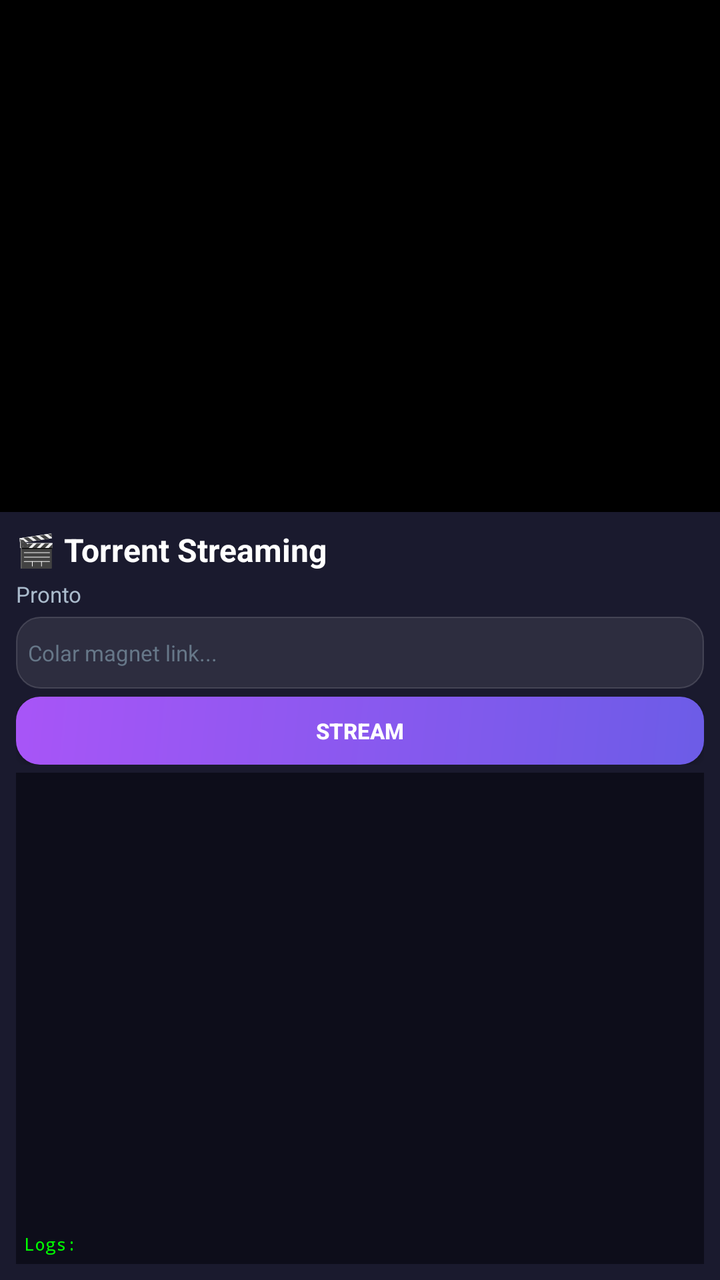
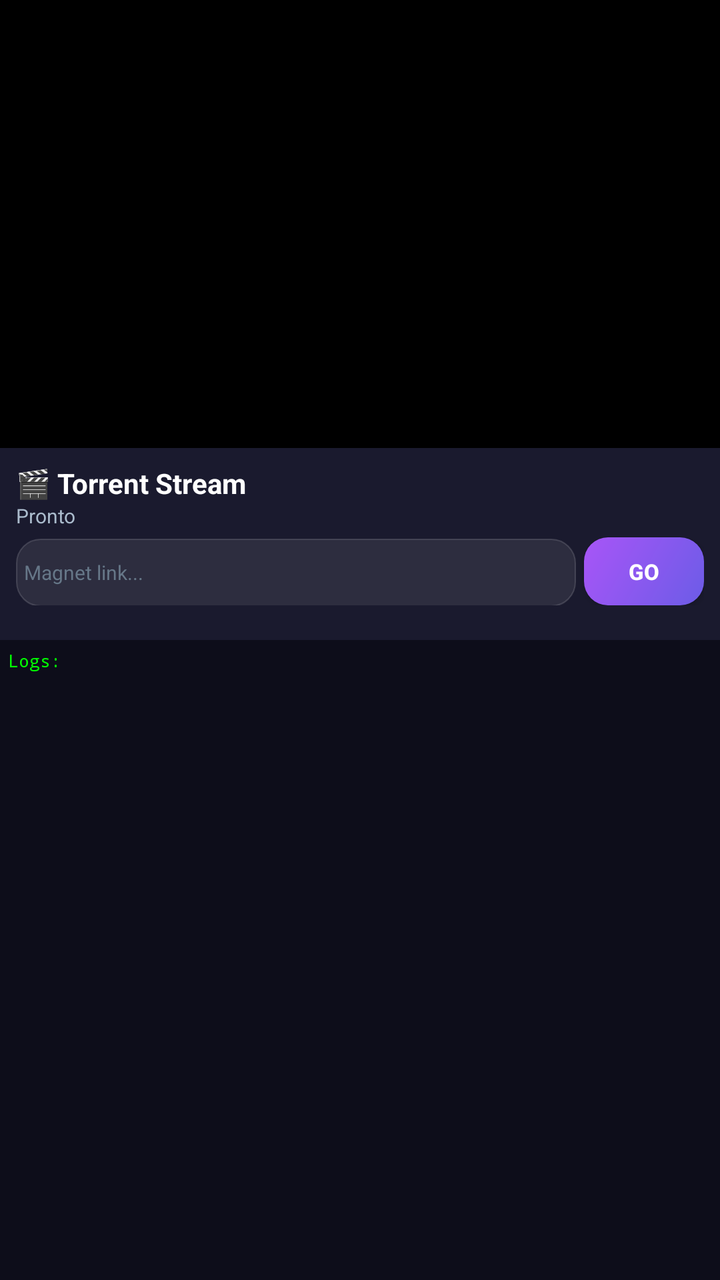

Before-and-after screenshots of an Android layout around one commit, followed by the original layout XML and the change that was made.
<!-- AndroidManifest.xml: application theme AppTheme -->
<!-- res/layout/activity_main.xml -->
<?xml version="1.0" encoding="utf-8"?>
<LinearLayout xmlns:android="http://schemas.android.com/apk/res/android"
    xmlns:app="http://schemas.android.com/apk/res-auto"
    android:layout_width="match_parent"
    android:layout_height="match_parent"
    android:orientation="vertical"
    android:background="#0a0a0f">
    
    
    <FrameLayout
        android:layout_width="match_parent"
        android:layout_height="0dp"
        android:layout_weight="4"
        android:background="#000000">
        
        <com.google.android.exoplayer2.ui.PlayerView
            android:id="@+id/player_view"
            android:layout_width="match_parent"
            android:layout_height="match_parent"
            android:visibility="gone"
            app:show_buffering="when_playing"
            app:use_controller="true"
            app:surface_type="texture_view"
            app:resize_mode="fit"
            app:controller_layout_id="@layout/exo_player_control_view" />
    </FrameLayout>
    
    
    <ScrollView
        android:id="@+id/glass_panel"
        android:layout_width="match_parent"
        android:layout_height="0dp"
        android:layout_weight="6"
        android:background="#1a1a2e"
        android:padding="8dp"
        android:fillViewport="true">
        
        <LinearLayout
            android:layout_width="match_parent"
            android:layout_height="wrap_content"
            android:orientation="vertical">
            
            <TextView
                android:id="@+id/title_text"
                android:layout_width="wrap_content"
                android:layout_height="wrap_content"
                android:text="🎬 Torrent Streaming"
                android:textColor="#fff"
                android:textSize="16sp"
                android:textStyle="bold"
                android:layout_marginBottom="4dp" />
            
            <LinearLayout
                android:layout_width="match_parent"
                android:layout_height="wrap_content"
                android:orientation="horizontal"
                android:layout_marginBottom="4dp">
                
                <TextView
                    android:id="@+id/progress_text"
                    android:layout_width="0dp"
                    android:layout_height="wrap_content"
                    android:layout_weight="1"
                    android:text="Pronto"
                    android:textColor="#aabbcc"
                    android:textSize="11sp" />
                
                <ProgressBar
                    android:id="@+id/buffer_bar"
                    style="?android:attr/progressBarStyleHorizontal"
                    android:layout_width="0dp"
                    android:layout_height="8dp"
                    android:layout_weight="1"
                    android:progressTint="#6c5ce7"
                    android:progressBackgroundTint="#33ffffff"
                    android:visibility="gone" />
            </LinearLayout>
            
            <EditText
                android:id="@+id/magnet_input"
                android:layout_width="match_parent"
                android:layout_height="36dp"
                android:layout_marginBottom="4dp"
                android:background="@drawable/input_bg"
                android:hint="Colar magnet link..."
                android:textColorHint="#667788"
                android:inputType="textMultiLine"
                android:padding="6dp"
                android:textColor="#fff"
                android:textSize="11sp" />
            
            <LinearLayout
                android:layout_width="match_parent"
                android:layout_height="wrap_content"
                android:orientation="horizontal"
                android:layout_marginBottom="4dp">
                
                <Button
                    android:id="@+id/btn_play"
                    android:layout_width="0dp"
                    android:layout_height="34dp"
                    android:layout_weight="1"
                    android:background="@drawable/btn_primary"
                    android:text="STREAM"
                    android:textColor="#fff"
                    android:textStyle="bold"
                    android:textSize="11sp" />
                
                <Button
                    android:id="@+id/btn_watch"
                    android:layout_width="0dp"
                    android:layout_height="34dp"
                    android:layout_weight="1"
                    android:layout_marginStart="4dp"
                    android:background="@drawable/btn_success"
                    android:text="ASSISTIR"
                    android:textColor="#fff"
                    android:textStyle="bold"
                    android:textSize="11sp"
                    android:visibility="gone" />
                
                <Button
                    android:id="@+id/btn_stop"
                    android:layout_width="0dp"
                    android:layout_height="34dp"
                    android:layout_weight="1"
                    android:layout_marginStart="4dp"
                    android:background="@drawable/btn_danger"
                    android:text="PARAR"
                    android:textColor="#fff"
                    android:textStyle="bold"
                    android:textSize="11sp"
                    android:visibility="gone" />
            </LinearLayout>
            
            
            <TextView
                android:id="@+id/status_text"
                android:layout_width="match_parent"
                android:layout_height="0dp"
                android:layout_weight="1"
                android:text="Logs:"
                android:textColor="#00ff00"
                android:textSize="9sp"
                android:fontFamily="monospace"
                android:maxLines="50"
                android:scrollbars="vertical"
                android:background="#0d0d1a"
                android:padding="4dp"
                android:gravity="bottom" />
        </LinearLayout>
    </ScrollView>
    
    
    <FrameLayout
        android:id="@+id/loading_overlay"
        android:layout_width="match_parent"
        android:layout_height="match_parent"
        android:visibility="gone"
        android:background="#80000000">
        
        <ProgressBar
            android:id="@+id/spinner_bar"
            android:layout_width="48dp"
            android:layout_height="48dp"
            android:layout_gravity="center"
            android:indeterminateTint="#6c5ce7" />
    </FrameLayout>
    
</LinearLayout>
<!-- resources referenced by this layout -->
<resources>
  <!-- drawable btn_danger (drawable) -->
  <?xml version="1.0" encoding="utf-8"?>
  <shape xmlns:android="http://schemas.android.com/apk/res/android">
      <solid android:color="#33ffffff" />
      <corners android:radius="12dp" />
      <stroke android:width="0.5dp" android:color="#44ffffff" />
  </shape>
  <!-- drawable btn_primary (drawable) -->
  <?xml version="1.0" encoding="utf-8"?>
  <shape xmlns:android="http://schemas.android.com/apk/res/android">
      <gradient android:startColor="#6c5ce7" android:endColor="#a855f7" android:angle="135" />
      <corners android:radius="12dp" />
  </shape>
  <!-- drawable btn_success (drawable) -->
  <?xml version="1.0" encoding="utf-8"?>
  <shape xmlns:android="http://schemas.android.com/apk/res/android">
      <gradient android:startColor="#00b894" android:endColor="#00cec9" android:angle="135" />
      <corners android:radius="12dp" />
  </shape>
  <!-- drawable input_bg (drawable) -->
  <?xml version="1.0" encoding="utf-8"?>
  <shape xmlns:android="http://schemas.android.com/apk/res/android">
      <solid android:color="#15ffffff" />
      <corners android:radius="12dp" />
      <stroke android:width="0.5dp" android:color="#25ffffff" />
  </shape>
  <style name="AppTheme" parent="Theme.AppCompat.NoActionBar">
          <item name="android:windowBackground">@color/background</item>
          <item name="android:statusBarColor">@color/background</item>
          <item name="android:navigationBarColor">@color/background</item>
          <item name="colorPrimary">@color/primary</item>
          <item name="colorPrimaryDark">@color/primary_dark</item>
          <item name="colorAccent">@color/accent</item>
      </style>
  <color name="background">#0a0a0f</color>
  <color name="primary">#6c5ce7</color>
  <color name="primary_dark">#5a4bd1</color>
  <color name="accent">#00b894</color>
</resources>

<!-- the commit's change to res/layout/activity_main.xml (unified diff, before → after) -->
@@ -10,7 +10,7 @@
     <FrameLayout
         android:layout_width="match_parent"
         android:layout_height="0dp"
-        android:layout_weight="4"
+        android:layout_weight="35"
         android:background="#000000">
         
         <com.google.android.exoplayer2.ui.PlayerView
@@ -21,150 +21,150 @@
             app:show_buffering="when_playing"
             app:use_controller="true"
             app:surface_type="texture_view"
-            app:resize_mode="fit"
-            app:controller_layout_id="@layout/exo_player_control_view" />
+            app:resize_mode="fit" />
+        
+        
+        <LinearLayout
+            android:id="@+id/loading_overlay"
+            android:layout_width="wrap_content"
+            android:layout_height="wrap_content"
+            android:layout_gravity="center"
+            android:visibility="gone"
+            android:orientation="horizontal"
+            android:background="#cc000000"
+            android:padding="8dp">
+            
+            <ProgressBar
+                android:id="@+id/spinner_bar"
+                android:layout_width="24dp"
+                android:layout_height="24dp"
+                android:indeterminateTint="#6c5ce7" />
+            
+            <TextView
+                android:layout_width="wrap_content"
+                android:layout_height="wrap_content"
+                android:layout_marginStart="8dp"
+                android:text="Buffering..."
+                android:textColor="#fff"
+                android:textSize="11sp" />
+        </LinearLayout>
     </FrameLayout>
     
     
-    <ScrollView
-        android:id="@+id/glass_panel"
+    <LinearLayout
         android:layout_width="match_parent"
         android:layout_height="0dp"
-        android:layout_weight="6"
+        android:layout_weight="15"
+        android:orientation="vertical"
         android:background="#1a1a2e"
-        android:padding="8dp"
-        android:fillViewport="true">
+        android:padding="8dp">
+        
+        <TextView
+            android:id="@+id/title_text"
+            android:layout_width="wrap_content"
+            android:layout_height="wrap_content"
+            android:text="🎬 Torrent Stream"
+            android:textColor="#fff"
+            android:textSize="14sp"
+            android:textStyle="bold" />
+        
+        <TextView
+            android:id="@+id/progress_text"
+            android:layout_width="wrap_content"
+            android:layout_height="wrap_content"
+            android:text="Pronto"
+            android:textColor="#aabbcc"
+            android:textSize="10sp" />
+        
+        <ProgressBar
+            android:id="@+id/buffer_bar"
+            style="?android:attr/progressBarStyleHorizontal"
+            android:layout_width="match_parent"
+            android:layout_height="4dp"
+            android:progressTint="#6c5ce7"
+            android:progressBackgroundTint="#33ffffff"
+            android:visibility="gone" />
         
         <LinearLayout
             android:layout_width="match_parent"
             android:layout_height="wrap_content"
-            android:orientation="vertical">
-            
-            <TextView
-                android:id="@+id/title_text"
-                android:layout_width="wrap_content"
-                android:layout_height="wrap_content"
-                android:text="🎬 Torrent Streaming"
-                android:textColor="#fff"
-                android:textSize="16sp"
-                android:textStyle="bold"
-                android:layout_marginBottom="4dp" />
-            
-            <LinearLayout
-                android:layout_width="match_parent"
-                android:layout_height="wrap_content"
-                android:orientation="horizontal"
-                android:layout_marginBottom="4dp">
-                
-                <TextView
-                    android:id="@+id/progress_text"
-                    android:layout_width="0dp"
-                    android:layout_height="wrap_content"
-                    android:layout_weight="1"
-                    android:text="Pronto"
-                    android:textColor="#aabbcc"
-                    android:textSize="11sp" />
-                
-                <ProgressBar
-                    android:id="@+id/buffer_bar"
-                    style="?android:attr/progressBarStyleHorizontal"
-                    android:layout_width="0dp"
-                    android:layout_height="8dp"
-                    android:layout_weight="1"
-                    android:progressTint="#6c5ce7"
-                    android:progressBackgroundTint="#33ffffff"
-                    android:visibility="gone" />
-            </LinearLayout>
+            android:orientation="horizontal"
+            android:layout_marginTop="4dp">
             
             <EditText
                 android:id="@+id/magnet_input"
-                android:layout_width="match_parent"
-                android:layout_height="36dp"
-                android:layout_marginBottom="4dp"
+                android:layout_width="0dp"
+                android:layout_height="34dp"
+                android:layout_weight="1"
                 android:background="@drawable/input_bg"
-                android:hint="Colar magnet link..."
+                android:hint="Magnet link..."
                 android:textColorHint="#667788"
                 android:inputType="textMultiLine"
-                android:padding="6dp"
+                android:padding="4dp"
                 android:textColor="#fff"
+                android:textSize="10sp" />
+            
+            <Button
+                android:id="@+id/btn_play"
+                android:layout_width="60dp"
+                android:layout_height="34dp"
+                android:layout_marginStart="4dp"
+                android:background="@drawable/btn_primary"
+                android:text="GO"
+                android:textColor="#fff"
+                android:textStyle="bold"
                 android:textSize="11sp" />
+        </LinearLayout>
+        
+        <LinearLayout
+            android:layout_width="match_parent"
+            android:layout_height="wrap_content"
+            android:orientation="horizontal"
+            android:layout_marginTop="4dp">
             
-            <LinearLayout
-                android:layout_width="match_parent"
-                android:layout_height="wrap_content"
-                android:orientation="horizontal"
-                android:layout_marginBottom="4dp">
-                
-                <Button
-                    android:id="@+id/btn_play"
-                    android:layout_width="0dp"
-                    android:layout_height="34dp"
-                    android:layout_weight="1"
-                    android:background="@drawable/btn_primary"
-                    android:text="STREAM"
-                    android:textColor="#fff"
-                    android:textStyle="bold"
-                    android:textSize="11sp" />
-                
-                <Button
-                    android:id="@+id/btn_watch"
-                    android:layout_width="0dp"
-                    android:layout_height="34dp"
-                    android:layout_weight="1"
-                    android:layout_marginStart="4dp"
-                    android:background="@drawable/btn_success"
-                    android:text="ASSISTIR"
-                    android:textColor="#fff"
-                    android:textStyle="bold"
-                    android:textSize="11sp"
-                    android:visibility="gone" />
-                
-                <Button
-                    android:id="@+id/btn_stop"
-                    android:layout_width="0dp"
-                    android:layout_height="34dp"
-                    android:layout_weight="1"
-                    android:layout_marginStart="4dp"
-                    android:background="@drawable/btn_danger"
-                    android:text="PARAR"
-                    android:textColor="#fff"
-                    android:textStyle="bold"
-                    android:textSize="11sp"
-                    android:visibility="gone" />
-            </LinearLayout>
+            <Button
+                android:id="@+id/btn_watch"
+                android:layout_width="0dp"
+                android:layout_height="30dp"
+                android:layout_weight="1"
+                android:background="@drawable/btn_success"
+                android:text="ASSISTIR"
+                android:textColor="#fff"
+                android:textStyle="bold"
+                android:textSize="10sp"
+                android:visibility="gone" />
             
-            
-            <TextView
-                android:id="@+id/status_text"
-                android:layout_width="match_parent"
-                android:layout_height="0dp"
+            <Button
+                android:id="@+id/btn_stop"
+                android:layout_width="0dp"
+                android:layout_height="30dp"
                 android:layout_weight="1"
-                android:text="Logs:"
-                android:textColor="#00ff00"
-                android:textSize="9sp"
-                android:fontFamily="monospace"
-                android:maxLines="50"
-                android:scrollbars="vertical"
-                android:background="#0d0d1a"
-                android:padding="4dp"
-                android:gravity="bottom" />
+                android:layout_marginStart="4dp"
+                android:background="@drawable/btn_danger"
+                android:text="PARAR"
+                android:textColor="#fff"
+                android:textStyle="bold"
+                android:textSize="10sp"
+                android:visibility="gone" />
         </LinearLayout>
+    </LinearLayout>
+    
+    
+    <ScrollView
+        android:layout_width="match_parent"
+        android:layout_height="0dp"
+        android:layout_weight="50"
+        android:background="#0d0d1a">
+        
+        <TextView
+            android:id="@+id/status_text"
+            android:layout_width="match_parent"
+            android:layout_height="wrap_content"
+            android:text="Logs:"
+            android:textColor="#00ff00"
+            android:textSize="9sp"
+            android:fontFamily="monospace"
+            android:padding="4dp" />
     </ScrollView>
     
-    
-    <FrameLayout
-        android:id="@+id/loading_overlay"
-        android:layout_width="match_parent"
-        android:layout_height="match_parent"
-        android:visibility="gone"
-        android:background="#80000000">
-        
-        <ProgressBar
-            android:id="@+id/spinner_bar"
-            android:layout_width="48dp"
-            android:layout_height="48dp"
-            android:layout_gravity="center"
-            android:indeterminateTint="#6c5ce7" />
-    </FrameLayout>
-    
 </LinearLayout>
